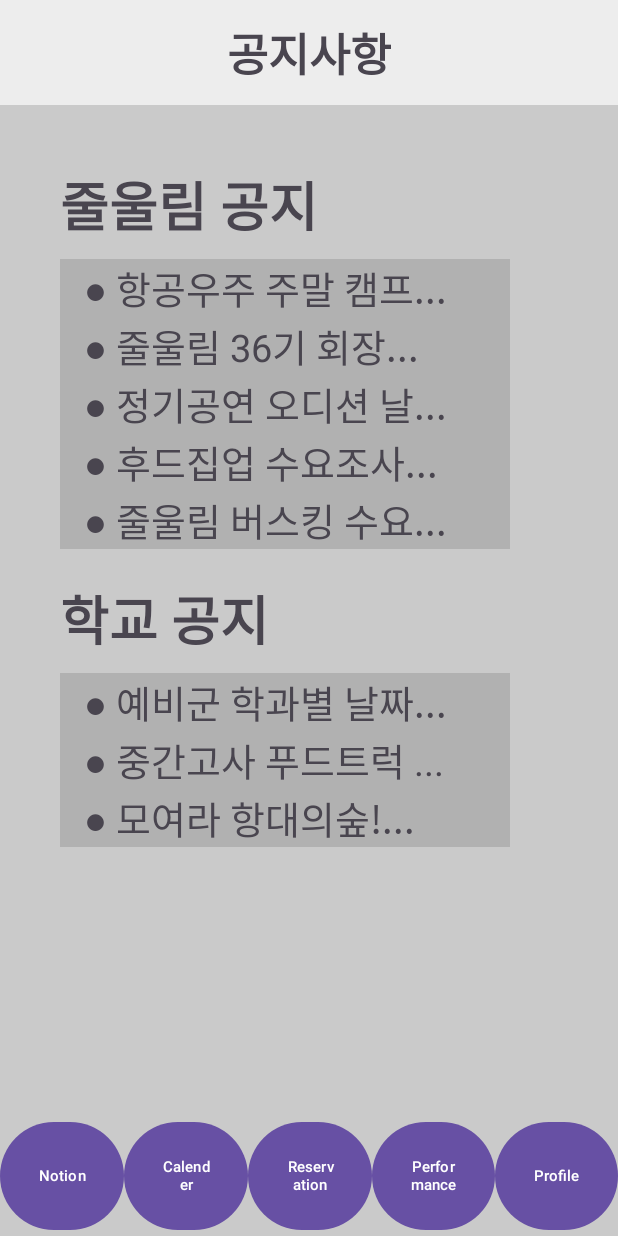
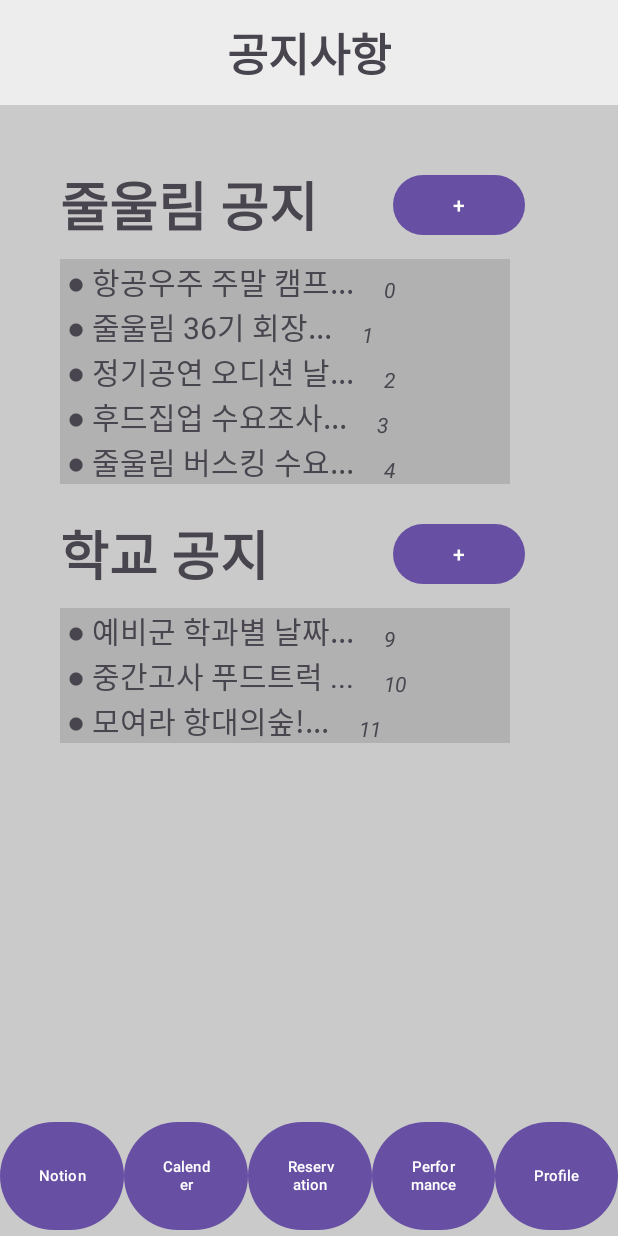
Before and after one commit to Haro5970/Jul_Allim, an Android app: the screen it shows after launch (MainActivity), on a phone screen of 412 x 824 dp. Run offline under Robolectric (Android 15) with nearby library versions, the phone set to English and light mode, and no system bars.

Commit message:
지훈공지사항 메인화면

```diff
--- a/app/build.gradle.kts
+++ b/app/build.gradle.kts
@@ -1,6 +1,7 @@
 plugins {
     id("com.android.application")
     id("org.jetbrains.kotlin.android")
+    id("com.google.gms.google-services")
 }
 
 android {
@@ -47,4 +48,9 @@ dependencies {
     testImplementation("junit:junit:4.13.2")
     androidTestImplementation("androidx.test.ext:junit:1.1.5")
     androidTestImplementation("androidx.test.espresso:espresso-core:3.5.1")
+
+    implementation(platform("com.google.firebase:firebase-bom:32.4.1"))
+    implementation("com.google.firebase:firebase-analytics-ktx")
+    implementation("com.google.firebase:firebase-database-ktx:20.3.0")
+    implementation("androidx.lifecycle:lifecycle-runtime-ktx:2.5.1")
 }
--- a/app/src/main/java/com/example/jul_allim/MainActivity.kt
+++ b/app/src/main/java/com/example/jul_allim/MainActivity.kt
@@ -7,30 +7,46 @@ import com.example.jul_allim.databinding.ActivityMainBinding
 
 class MainActivity : AppCompatActivity() {
     lateinit var binding : ActivityMainBinding
+    init{
+        instance = this
+    }
+    companion object{
+        private var instance:MainActivity? = null
+        fun getInstance(): MainActivity? {
+            return instance
+        }
+    }
+
     override fun onCreate(savedInstanceState: Bundle?) {
         super.onCreate(savedInstanceState)
             // 화면 초기화 부분
         binding = ActivityMainBinding.inflate(layoutInflater)
-        setMainFragment(NotionFragment())
+        setMainFragment(NotionFragment(),"공지사항")
         setContentView(binding.root)
+
+        /*
+        val test_ = false
+        binding.btn2.isEnabled = test_
+            이걸로 버튼 비활성화 가능
+        */
+
 
             // 하단바 버튼 클릭시 페이지 이동
         binding.btn1.setOnClickListener {
-            binding.textTitle.text = "공지사항"
-            setMainFragment(NotionFragment())
+            setMainFragment(NotionFragment(),"공지사항")
         }
         binding.btn2.setOnClickListener {
-            binding.textTitle.text = "캘린더"
-            setMainFragment(CalenderFragment())
+            setMainFragment(CalenderFragment(),"캘린더")
         }
 
 
     }
 
-    fun setMainFragment(fragment: Fragment){
+    fun setMainFragment( fragment: Fragment,title: String){
         supportFragmentManager.beginTransaction().apply {
             replace(binding.mainScreen.id,fragment)
             commit()
         }
+        binding.textTitle.text = title
     }
 }
--- a/app/src/main/java/com/example/jul_allim/Notion.kt
+++ b/app/src/main/java/com/example/jul_allim/Notion.kt
@@ -1,3 +1,5 @@
 package com.example.jul_allim
 
-data class Notion(val content: String)
+data class Notion(val id: String, val content: String,val img: Array<String> = arrayOf(), val vote: String = ""){
+    val preview: String=" ● ${content.subSequence(0,minOf(10,content.length))}..."
+}
--- a/app/src/main/java/com/example/jul_allim/NotionFragment.kt
+++ b/app/src/main/java/com/example/jul_allim/NotionFragment.kt
@@ -10,21 +10,21 @@ import com.example.jul_allim.databinding.FragmentNotionBinding
 
 class NotionFragment : Fragment() {
     val jul_notions = arrayOf(
-        Notion("항공우주 주말 캠프 중등부 멘토 모집"),
-        Notion("줄울림 36기 회장단 모집"),
-        Notion("정기공연 오디션 날짜 공지"),
-        Notion("후드집업 수요조사"),
-        Notion("줄울림 버스킹 수요조사"),
-        Notion("2차 오디션 뒷풀이는 참여율이 저조해 취소합니다!"),
-        Notion("동방합주 예약이 올라올 예정입니다."),
-        Notion("2차 오디션 일정 공지"),
-        Notion("가을 엠티 입금 안내")
+        Notion("0","항공우주 주말 캠프 중등부 멘토 모집"),
+        Notion("1","줄울림 36기 회장단 모집"),
+        Notion("2","정기공연 오디션 날짜 공지"),
+        Notion("3","후드집업 수요조사"),
+        Notion("4","줄울림 버스킹 수요조사"),
+        Notion("5","2차 오디션 뒷풀이는 참여율이 저조해 취소합니다!"),
+        Notion("6","동방합주 예약이 올라올 예정입니다."),
+        Notion("7","2차 오디션 일정 공지"),
+        Notion("8","가을 엠티 입금 안내")
     )
     val kau_notions = arrayOf(
-        Notion("예비군 학과별 날짜 안내"),
-        Notion("중간고사 푸드트럭 안내"),
-        Notion("모여라 항대의숲!"),
-        Notion("자봉단 모집")
+        Notion("9","예비군 학과별 날짜 안내"),
+        Notion("10","중간고사 푸드트럭 안내"),
+        Notion("11","모여라 항대의숲!"),
+        Notion("12","자봉단 모집")
     )
 
     override fun onCreate(savedInstanceState: Bundle?) {
@@ -45,26 +45,21 @@ class NotionFragment : Fragment() {
         binding.kauList.layoutManager = LinearLayoutManager(this.context)
         binding.kauList.adapter = NotionTitleAdapter(kau_notions.copyOfRange(0,minOf(3,kau_notions.size)))
 
+        binding.btnJul.setOnClickListener {
+            MainActivity.getInstance()?.setMainFragment(NotionListFragment("줄울림 공지","Jul"),"공지사항")
+        }
+
+        binding.btnKau.setOnClickListener {
+            MainActivity.getInstance()?.setMainFragment(NotionListFragment("학교 공지","Kau"),"공지사항")
+        }
+
 
         // Inflate the layout for this fragment
         return binding.root
     }
 
-    companion object {
-        /**
-         * Use this factory method to create a new instance of
-         * this fragment using the provided parameters.
-         *
-         * @param param1 Parameter 1.
-         * @param param2 Parameter 2.
-         * @return A new instance of fragment NotionFragment.
-         */
-        // TODO: Rename and change types and number of parameters
-        @JvmStatic
-        fun newInstance(param1: String, param2: String) =
-            NotionFragment().apply {
-                arguments = Bundle().apply {
-                }
-            }
+    fun toNotion(notion: Notion){
+        MainActivity.getInstance()?.setMainFragment(NotionViewFragment(notion),"공지사항")
     }
+
 }
--- a/app/src/main/java/com/example/jul_allim/NotionTitleAdapter.kt
+++ b/app/src/main/java/com/example/jul_allim/NotionTitleAdapter.kt
@@ -1,17 +1,19 @@
 package com.example.jul_allim
 
+import android.app.Activity
+import android.content.Context
 import android.util.Log
 import android.view.LayoutInflater
 import android.view.ViewGroup
 import android.widget.Toast
 import androidx.recyclerview.widget.RecyclerView
-import com.example.jul_allim.databinding.NotionTitleListBinding
+import com.example.jul_allim.databinding.NotionPreviewBinding
 
 class NotionTitleAdapter(val notions: Array<Notion>)
     : RecyclerView.Adapter<NotionTitleAdapter.Hoder>(){
 
     override fun onCreateViewHolder(parent: ViewGroup, viewType: Int): Hoder {
-        val binding = NotionTitleListBinding.inflate(LayoutInflater.from(parent.context))
+        val binding = NotionPreviewBinding.inflate(LayoutInflater.from(parent.context))
         return Hoder(binding)
     }
 
@@ -21,14 +23,15 @@ class NotionTitleAdapter(val notions: Array<Notion>)
 
     override fun getItemCount() = notions.size
 
-    class Hoder(private val binding: NotionTitleListBinding) :RecyclerView.ViewHolder(binding.root){
+    class Hoder(private val binding: NotionPreviewBinding) :RecyclerView.ViewHolder(binding.root){
         fun bind ( notion: Notion){
-            binding.textView.text = " ● ${notion.content.subSequence(0,minOf(10,notion.content.length))}..."
+
+            binding.notionContent.text = notion.preview
+            binding.notionId.text = notion.id
+
 
             binding.root.setOnClickListener{
-                Toast.makeText(binding.root.context,
-                    "${notion.content} 로 넘어가기 미구현",
-                    Toast.LENGTH_SHORT).show()
+                NotionFragment().toNotion(notion)
             }
         }
     }
--- a/app/src/main/res/layout/fragment_notion.xml
+++ b/app/src/main/res/layout/fragment_notion.xml
@@ -26,6 +26,7 @@
         android:layout_height="wrap_content"
         android:layout_marginTop="10dp"
         android:background="@color/notion_table"
+        android:overScrollMode="never"
         app:layout_constraintStart_toStartOf="@+id/title_jul"
         app:layout_constraintTop_toBottomOf="@+id/title_jul" />
 
@@ -51,4 +52,23 @@
         app:layout_constraintStart_toStartOf="@+id/jul_list"
         app:layout_constraintTop_toBottomOf="@+id/title_kau" />
 
+    <Button
+        android:id="@+id/btn_jul"
+        android:layout_width="wrap_content"
+        android:layout_height="wrap_content"
+        android:layout_marginStart="50dp"
+        android:text="+"
+        app:layout_constraintBottom_toBottomOf="@+id/title_jul"
+        app:layout_constraintStart_toEndOf="@+id/title_jul"
+        app:layout_constraintTop_toTopOf="@+id/title_jul" />
+
+    <Button
+        android:id="@+id/btn_kau"
+        android:layout_width="wrap_content"
+        android:layout_height="wrap_content"
+        android:text="+"
+        app:layout_constraintBottom_toBottomOf="@+id/title_kau"
+        app:layout_constraintStart_toStartOf="@+id/btn_jul"
+        app:layout_constraintTop_toTopOf="@+id/title_kau" />
+
 </androidx.constraintlayout.widget.ConstraintLayout>
--- /dev/null
+++ b/app/src/main/res/layout/notion_preview.xml
@@ -0,0 +1,31 @@
+<?xml version="1.0" encoding="utf-8"?>
+<androidx.constraintlayout.widget.ConstraintLayout xmlns:android="http://schemas.android.com/apk/res/android"
+    xmlns:app="http://schemas.android.com/apk/res-auto"
+    xmlns:tools="http://schemas.android.com/tools"
+    android:id="@+id/linearLayout2"
+    android:layout_width="match_parent"
+    android:layout_height="wrap_content">
+
+    <TextView
+        android:id="@+id/notion_content"
+        android:layout_width="0dp"
+        android:layout_height="wrap_content"
+        android:text="공지사항 예시"
+        android:textSize="20sp"
+        app:layout_constraintBottom_toBottomOf="parent"
+        app:layout_constraintStart_toStartOf="parent"
+        app:layout_constraintTop_toTopOf="parent" />
+
+    <TextView
+        android:id="@+id/notion_id"
+        android:layout_width="wrap_content"
+        android:layout_height="wrap_content"
+        android:layout_marginStart="20dp"
+        android:text="2023-11-1-1"
+        android:textAlignment="textEnd"
+        android:textSize="14sp"
+        android:textStyle="italic"
+        app:layout_constraintBottom_toBottomOf="parent"
+        app:layout_constraintStart_toEndOf="@+id/notion_content" />
+
+</androidx.constraintlayout.widget.ConstraintLayout>
--- a/app/src/main/res/layout/notion_title_list.xml
+++ /dev/null
@@ -1,18 +0,0 @@
-<?xml version="1.0" encoding="utf-8"?>
-<androidx.constraintlayout.widget.ConstraintLayout xmlns:android="http://schemas.android.com/apk/res/android"
-    xmlns:app="http://schemas.android.com/apk/res-auto"
-    android:layout_width="match_parent"
-    android:layout_height="wrap_content">
-
-    <TextView
-        android:id="@+id/textView"
-        android:layout_width="wrap_content"
-        android:layout_height="wrap_content"
-        android:layout_marginStart="10dp"
-        android:text="TextView"
-        android:textSize="25sp"
-        app:layout_constraintBottom_toBottomOf="parent"
-        app:layout_constraintStart_toStartOf="parent"
-        app:layout_constraintTop_toTopOf="parent"
-        app:layout_constraintVertical_bias="0.0" />
-</androidx.constraintlayout.widget.ConstraintLayout>
--- a/build.gradle.kts
+++ b/build.gradle.kts
@@ -2,4 +2,5 @@
 plugins {
     id("com.android.application") version "8.1.1" apply false
     id("org.jetbrains.kotlin.android") version "1.9.0" apply false
+    id("com.google.gms.google-services") version "4.4.0" apply false
 }
```
Also changed, not shown: app/src/main/java/com/example/jul_allim/NotionListFragment.kt (added, +64 -0 lines), app/src/main/java/com/example/jul_allim/NotionViewFragment.kt (added, +23 -0 lines), app/src/main/res/layout/fragment_notion_list.xml (added, +35 -0 lines), app/src/main/res/layout/fragment_notion_view.xml (added, +26 -0 lines), 1 other file.
